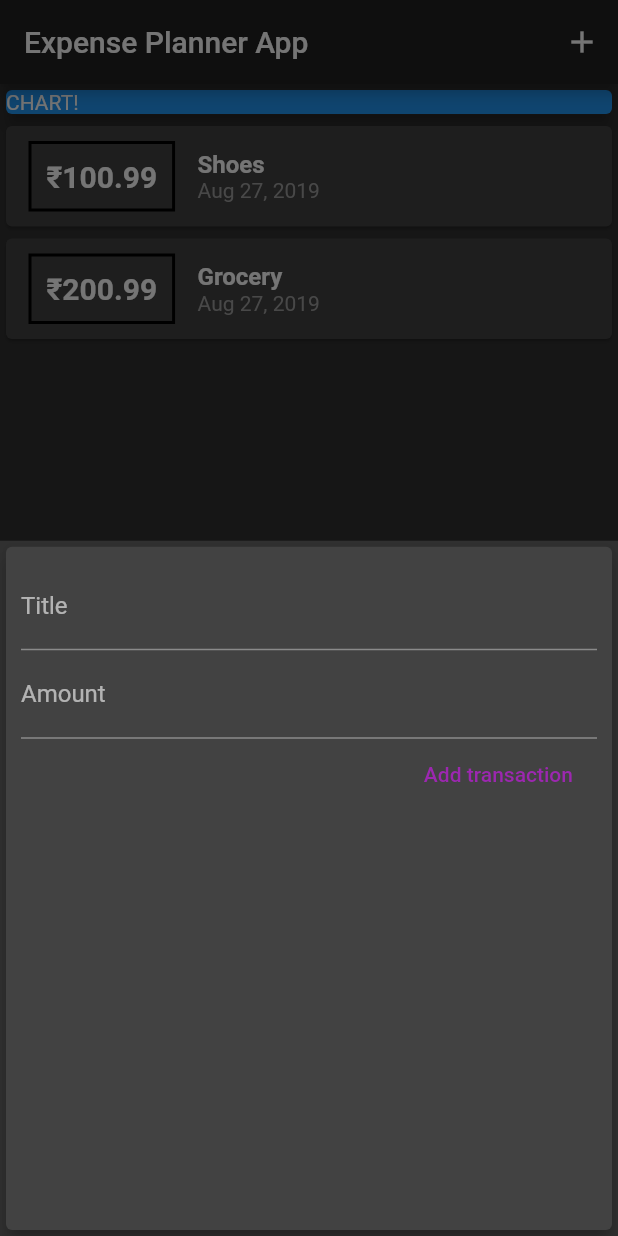
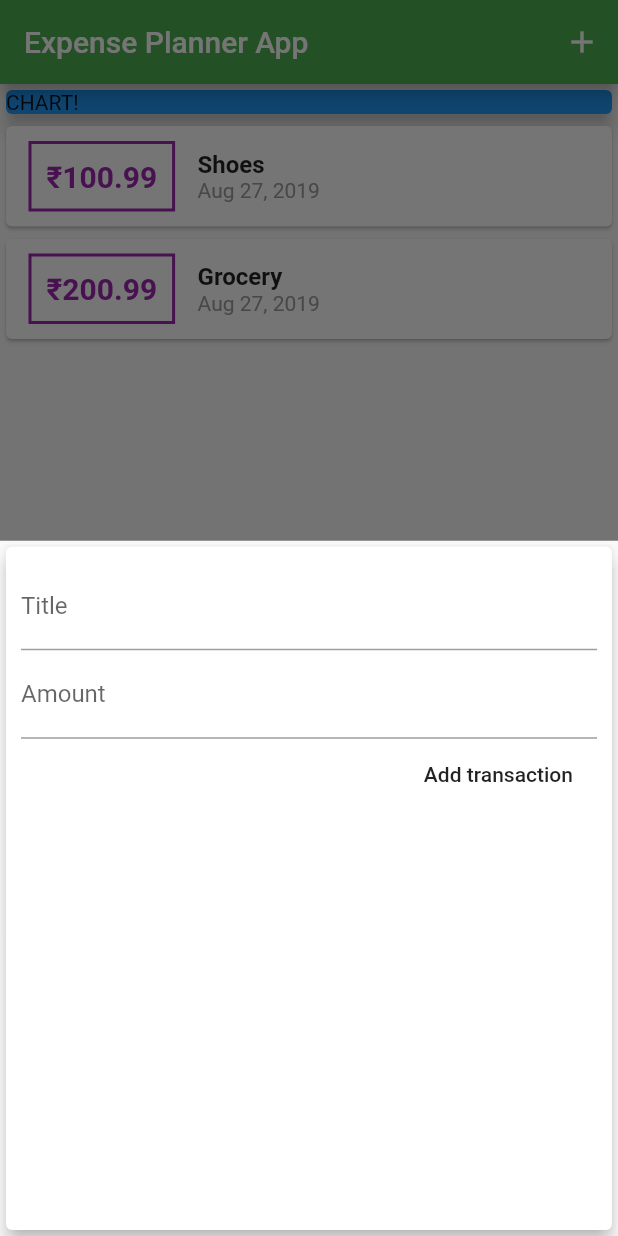
Before and after one commit to Mathanagopal97/Flutter-Applications, a Flutter app: the screen it shows after launch, after a tap on the "add" icon, on a phone screen of 412 x 824 dp. Run offline on Flutter 3.47's test engine with Material 2 defaults, Android fonts, the phone set to English and light mode, and no system bars.

Commit message:
Custom theme

```diff
--- a/expense_planner/lib/main.dart
+++ b/expense_planner/lib/main.dart
@@ -11,7 +11,10 @@ class MyApp extends StatelessWidget {
     return MaterialApp(
       title: 'Flutter App',
       home: MyHomePage(),
-      theme: ThemeData.dark(),
+      theme: ThemeData(
+        primarySwatch: Colors.green,
+        accentColor: Colors.amber,
+      ),
     );
   }
 }
--- a/expense_planner/lib/widgets/new_transactions.dart
+++ b/expense_planner/lib/widgets/new_transactions.dart
@@ -50,7 +50,6 @@ class _NewTransactionState extends State<NewTransaction> {
             FlatButton(
               child: Text(
                 'Add transaction',
-                style: TextStyle(color: Colors.purple),
               ),
               onPressed: () => handleSubmit(),
             ),
--- a/expense_planner/lib/widgets/transactions_list.dart
+++ b/expense_planner/lib/widgets/transactions_list.dart
@@ -24,7 +24,7 @@ class TransactionList extends StatelessWidget {
                   ),
                   decoration: BoxDecoration(
                     border: Border.all(
-                      color: Colors.black,
+                      color: Colors.purple,
                       width: 2,
                     ),
                   ),
@@ -34,7 +34,7 @@ class TransactionList extends StatelessWidget {
                     style: TextStyle(
                       fontWeight: FontWeight.bold,
                       fontSize: 20,
-                      color: Colors.white,
+                      color: Colors.purple,
                     ),
                   ),
                 ),
```
